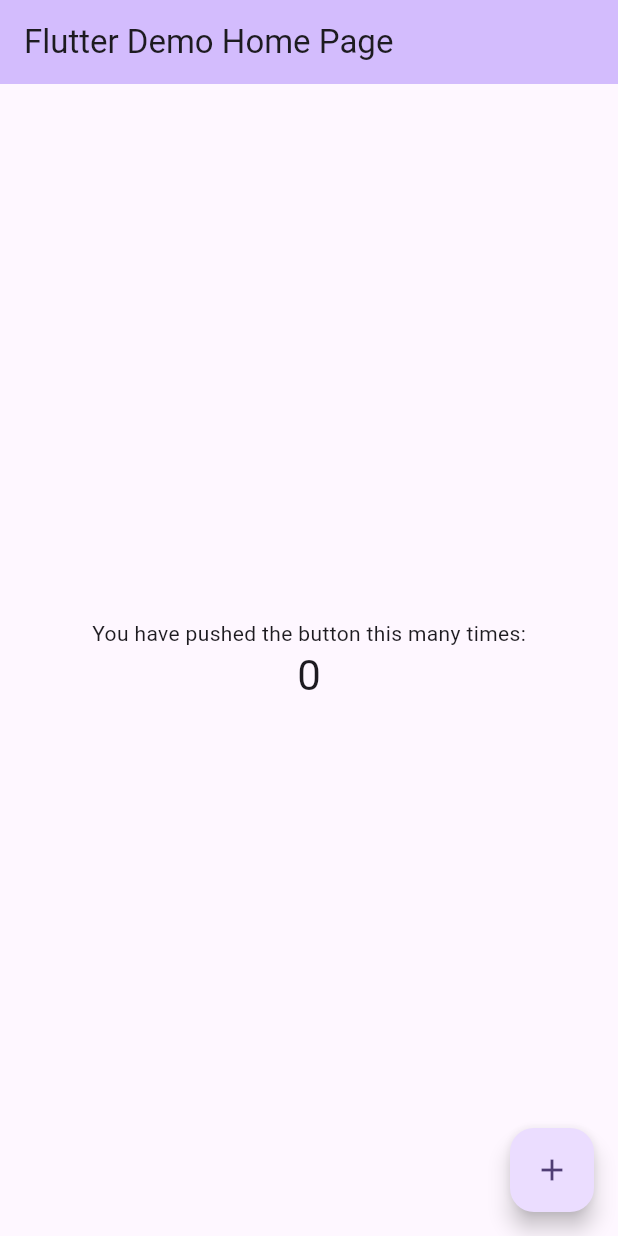
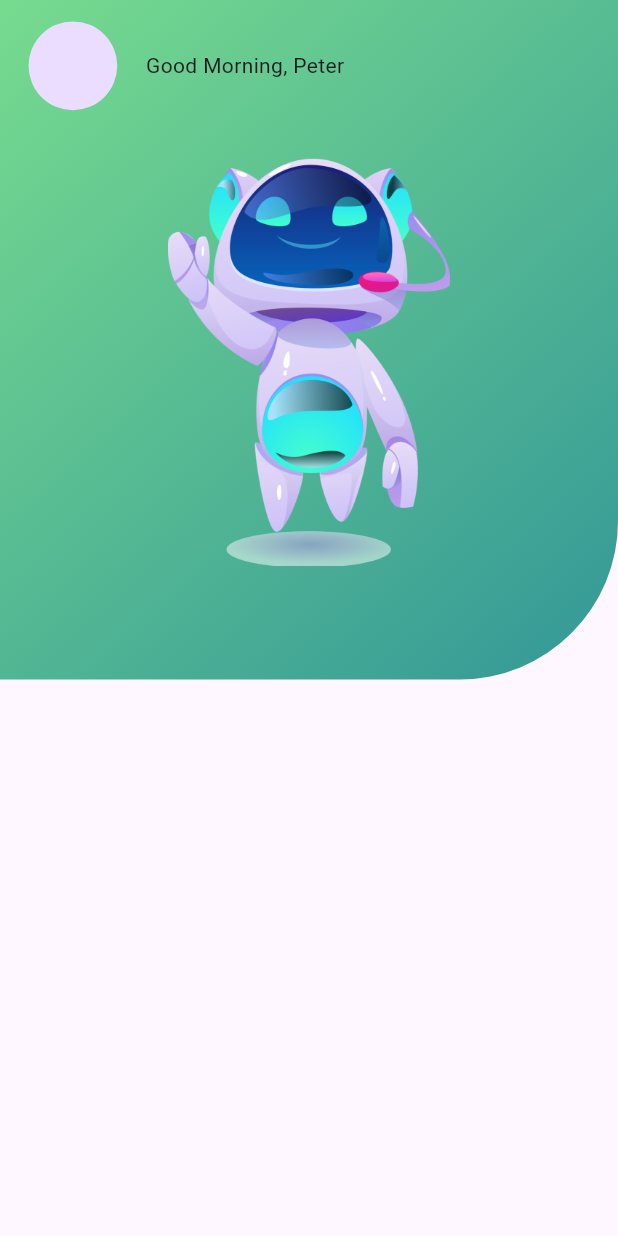
Before and after one commit to TheNestDevs/H4B, a Flutter app: the screen it shows after launch, on a phone screen of 412 x 824 dp. Run offline on Flutter 3.47's test engine with Material 2 defaults, Android fonts, the light colour scheme and no system bars; our stand-ins replace flutter_riverpod, flutter_screenutil, go_router.

Commit message:
Impleemented basic header UI of dashboard

```diff
--- a/apps/mobile/lib/main.dart
+++ b/apps/mobile/lib/main.dart
@@ -1,125 +1,12 @@
 import 'package:flutter/material.dart';
+import 'package:flutter_riverpod/flutter_riverpod.dart';
+
+import 'src/app/app.dart';
 
 void main() {
-  runApp(const MyApp());
+  runApp(
+    const ProviderScope(
+      child: MyApp(),
+    ),
+  );
 }
-
-class MyApp extends StatelessWidget {
-  const MyApp({super.key});
-
-  // This widget is the root of your application.
-  @override
-  Widget build(BuildContext context) {
-    return MaterialApp(
-      title: 'Flutter Demo',
-      theme: ThemeData(
-        // This is the theme of your application.
-        //
-        // TRY THIS: Try running your application with "flutter run". You'll see
-        // the application has a blue toolbar. Then, without quitting the app,
-        // try changing the seedColor in the colorScheme below to Colors.green
-        // and then invoke "hot reload" (save your changes or press the "hot
-        // reload" button in a Flutter-supported IDE, or press "r" if you used
-        // the command line to start the app).
-        //
-        // Notice that the counter didn't reset back to zero; the application
-        // state is not lost during the reload. To reset the state, use hot
-        // restart instead.
-        //
-        // This works for code too, not just values: Most code changes can be
-        // tested with just a hot reload.
-        colorScheme: ColorScheme.fromSeed(seedColor: Colors.deepPurple),
-        useMaterial3: true,
-      ),
-      home: const MyHomePage(title: 'Flutter Demo Home Page'),
-    );
-  }
-}
-
-class MyHomePage extends StatefulWidget {
-  const MyHomePage({super.key, required this.title});
-
-  // This widget is the home page of your application. It is stateful, meaning
-  // that it has a State object (defined below) that contains fields that affect
-  // how it looks.
-
-  // This class is the configuration for the state. It holds the values (in this
-  // case the title) provided by the parent (in this case the App widget) and
-  // used by the build method of the State. Fields in a Widget subclass are
-  // always marked "final".
-
-  final String title;
-
-  @override
-  State<MyHomePage> createState() => _MyHomePageState();
-}
-
-class _MyHomePageState extends State<MyHomePage> {
-  int _counter = 0;
-
-  void _incrementCounter() {
-    setState(() {
-      // This call to setState tells the Flutter framework that something has
-      // changed in this State, which causes it to rerun the build method below
-      // so that the display can reflect the updated values. If we changed
-      // _counter without calling setState(), then the build method would not be
-      // called again, and so nothing would appear to happen.
-      _counter++;
-    });
-  }
-
-  @override
-  Widget build(BuildContext context) {
-    // This method is rerun every time setState is called, for instance as done
-    // by the _incrementCounter method above.
-    //
-    // The Flutter framework has been optimized to make rerunning build methods
-    // fast, so that you can just rebuild anything that needs updating rather
-    // than having to individually change instances of widgets.
-    return Scaffold(
-      appBar: AppBar(
-        // TRY THIS: Try changing the color here to a specific color (to
-        // Colors.amber, perhaps?) and trigger a hot reload to see the AppBar
-        // change color while the other colors stay the same.
-        backgroundColor: Theme.of(context).colorScheme.inversePrimary,
-        // Here we take the value from the MyHomePage object that was created by
-        // the App.build method, and use it to set our appbar title.
-        title: Text(widget.title),
-      ),
-      body: Center(
-        // Center is a layout widget. It takes a single child and positions it
-        // in the middle of the parent.
-        child: Column(
-          // Column is also a layout widget. It takes a list of children and
-          // arranges them vertically. By default, it sizes itself to fit its
-          // children horizontally, and tries to be as tall as its parent.
-          //
-          // Column has various properties to control how it sizes itself and
-          // how it positions its children. Here we use mainAxisAlignment to
-          // center the children vertically; the main axis here is the vertical
-          // axis because Columns are vertical (the cross axis would be
-          // horizontal).
-          //
-          // TRY THIS: Invoke "debug painting" (choose the "Toggle Debug Paint"
-          // action in the IDE, or press "p" in the console), to see the
-          // wireframe for each widget.
-          mainAxisAlignment: MainAxisAlignment.center,
-          children: <Widget>[
-            const Text(
-              'You have pushed the button this many times:',
-            ),
-            Text(
-              '$_counter',
-              style: Theme.of(context).textTheme.headlineMedium,
-            ),
-          ],
-        ),
-      ),
-      floatingActionButton: FloatingActionButton(
-        onPressed: _incrementCounter,
-        tooltip: 'Increment',
-        child: const Icon(Icons.add),
-      ), // This trailing comma makes auto-formatting nicer for build methods.
-    );
-  }
-}
--- /dev/null
+++ b/apps/mobile/lib/src/app/app.dart
@@ -0,0 +1,27 @@
+import 'package:flutter/material.dart';
+import 'package:flutter_screenutil/flutter_screenutil.dart';
+
+import 'router/router.dart';
+
+class MyApp extends StatelessWidget {
+  const MyApp({super.key});
+
+  @override
+  Widget build(BuildContext context) {
+    return ScreenUtilInit(
+      designSize: const Size(390, 693),
+      minTextAdapt: false,
+      builder: (context, child) => MaterialApp.router(
+        title: 'Flutter Demo',
+        debugShowCheckedModeBanner: false,
+        theme: ThemeData(
+          colorScheme: ColorScheme.fromSeed(seedColor: Colors.deepPurple),
+          useMaterial3: true,
+        ),
+        routeInformationParser: AppRouter.router.routeInformationParser,
+        routerDelegate: AppRouter.router.routerDelegate,
+        routeInformationProvider: AppRouter.router.routeInformationProvider,
+      ),
+    );
+  }
+}
--- /dev/null
+++ b/apps/mobile/lib/src/app/router/router.dart
@@ -0,0 +1,24 @@
+import 'package:go_router/go_router.dart';
+
+import '../../feature/dashboard/presentation/dashboard_screen.dart';
+
+class AppRouterPath {
+  static const String dashboard = '/dashboard';
+  static const String videoCall = '/video-call';
+}
+
+class AppRouter {
+  static GoRouter router = GoRouter(
+    initialLocation: AppRouterPath.dashboard,
+    routes: [
+      GoRoute(
+        path: AppRouterPath.dashboard,
+        builder: (context, state) => const DashboardScreen(),
+      ),
+      // GoRoute(
+      //   path: AppRouterPath.videoCall,
+      //   pageBuilder: (context, state) => const VideoCallPage(),
+      // ),
+    ],
+  );
+}
--- /dev/null
+++ b/apps/mobile/lib/src/feature/dashboard/presentation/dashboard_screen.dart
@@ -0,0 +1,62 @@
+import 'package:flutter/material.dart';
+import 'package:flutter_riverpod/flutter_riverpod.dart';
+import 'package:flutter_screenutil/flutter_screenutil.dart';
+
+class DashboardScreen extends ConsumerWidget {
+  const DashboardScreen({super.key});
+
+  @override
+  Widget build(BuildContext context, WidgetRef ref) {
+    return Scaffold(
+      body: Column(
+        children: [
+          Container(
+            height: 381.h,
+            width: 390.w,
+            decoration: BoxDecoration(
+              borderRadius: BorderRadius.only(
+                bottomRight: Radius.circular(100.r),
+              ),
+              gradient: const LinearGradient(
+                begin: Alignment.topLeft,
+                end: Alignment.bottomRight,
+                colors: [
+                  Color(0xFF77DB8F),
+                  Color(0xFF339798),
+                ],
+              ),
+            ),
+            child: SafeArea(
+              child: Column(
+                children: [
+                  Row(
+                    children: [
+                      Padding(
+                        padding: EdgeInsets.symmetric(
+                          vertical: 12.h,
+                          horizontal: 18.w,
+                        ),
+                        child: CircleAvatar(
+                          foregroundColor: Colors.white70,
+                          radius: 28.r,
+                        ),
+                      ),
+                      Text(
+                        'Good Morning, Peter',
+                      ),
+                    ],
+                  ),
+                  Image.asset(
+                    'assets/images/corti.png',
+                    width: 178.w,
+                    height: 258.h,
+                  ),
+                ],
+              ),
+            ),
+          )
+        ],
+      ),
+    );
+  }
+}
```
Also changed, not shown: apps/mobile/pubspec.yaml (+12 -3 lines), apps/mobile/assets/images/corti.png (added), apps/mobile/pubspec.lock, 3 other files.
